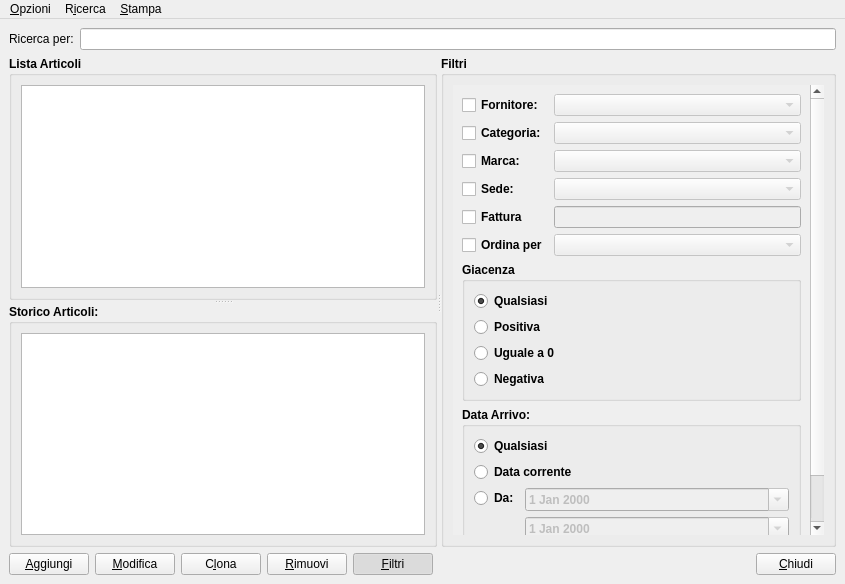
Qt form moduleMagazzino/magazzinowindow.ui (kvsd/Gestionale) before a commit.
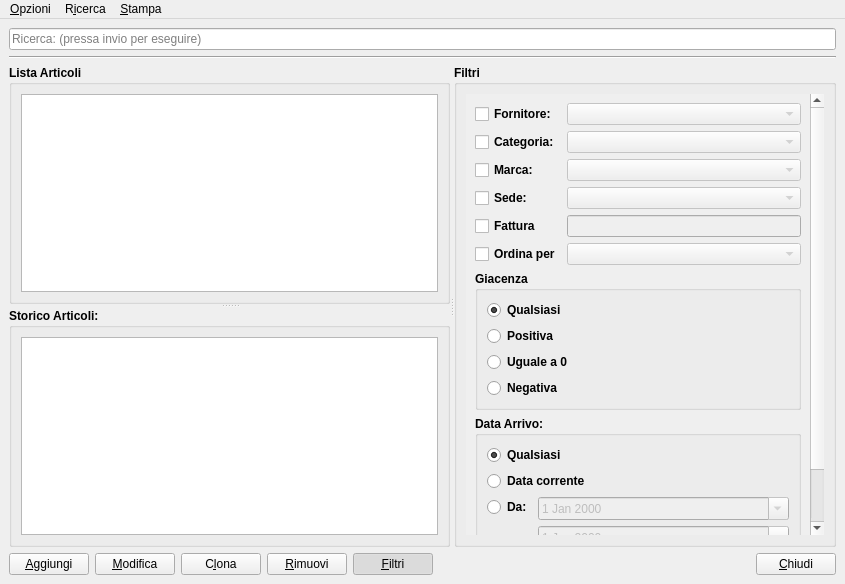
The same form after that commit.

The edit to the form file:
```diff
--- a/moduleMagazzino/magazzinowindow.ui
+++ b/moduleMagazzino/magazzinowindow.ui
@@ -20,15 +20,11 @@
    <layout class="QVBoxLayout" name="verticalLayout_5">
     <item>
      <layout class="QHBoxLayout" name="horizontalLayout">
-      <item>
-       <widget class="QLabel" name="label_2">
-        <property name="text">
-         <string>Ricerca per:</string>
-        </property>
-       </widget>
-      </item>
       <item>
        <widget class="QLineEdit" name="searchLineEdit">
+        <property name="placeholderText">
+         <string>Ricerca: (pressa invio per eseguire)</string>
+        </property>
         <property name="clearButtonEnabled">
          <bool>true</bool>
         </property>
@@ -36,6 +32,13 @@
       </item>
      </layout>
     </item>
+    <item>
+     <widget class="Line" name="line">
+      <property name="orientation">
+       <enum>Qt::Horizontal</enum>
+      </property>
+     </widget>
+    </item>
     <item>
      <widget class="QSplitter" name="splitter_2">
       <property name="frameShape">
@@ -163,7 +166,7 @@
            <property name="geometry">
             <rect>
              <x>0</x>
-             <y>0</y>
+             <y>-109</y>
              <width>385</width>
              <height>535</height>
             </rect>
@@ -183,6 +186,12 @@
                 <property name="enabled">
                  <bool>false</bool>
                 </property>
+                <property name="font">
+                 <font>
+                  <weight>50</weight>
+                  <bold>false</bold>
+                 </font>
+                </property>
                </widget>
               </item>
               <item row="1" column="0">
@@ -197,6 +206,12 @@
                 <property name="enabled">
                  <bool>false</bool>
                 </property>
+                <property name="font">
+                 <font>
+                  <weight>50</weight>
+                  <bold>false</bold>
+                 </font>
+                </property>
                 <property name="editable">
                  <bool>false</bool>
                 </property>
@@ -214,6 +229,12 @@
                 <property name="enabled">
                  <bool>false</bool>
                 </property>
+                <property name="font">
+                 <font>
+                  <weight>50</weight>
+                  <bold>false</bold>
+                 </font>
+                </property>
                </widget>
               </item>
               <item row="3" column="0">
@@ -228,6 +249,12 @@
                 <property name="enabled">
                  <bool>false</bool>
                 </property>
+                <property name="font">
+                 <font>
+                  <weight>50</weight>
+                  <bold>false</bold>
+                 </font>
+                </property>
                </widget>
               </item>
               <item row="7" column="0" colspan="2">
@@ -268,6 +295,12 @@
                    <property name="enabled">
                     <bool>false</bool>
                    </property>
+                   <property name="font">
+                    <font>
+                     <weight>50</weight>
+                     <bold>false</bold>
+                    </font>
+                   </property>
                    <property name="calendarPopup">
                     <bool>true</bool>
                    </property>
@@ -278,6 +311,12 @@
                    <property name="enabled">
                     <bool>false</bool>
                    </property>
+                   <property name="font">
+                    <font>
+                     <weight>50</weight>
+                     <bold>false</bold>
+                    </font>
+                   </property>
                    <property name="calendarPopup">
                     <bool>true</bool>
                    </property>
@@ -308,6 +347,12 @@
                 <property name="enabled">
                  <bool>false</bool>
                 </property>
+                <property name="font">
+                 <font>
+                  <weight>50</weight>
+                  <bold>false</bold>
+                 </font>
+                </property>
                </widget>
               </item>
               <item row="6" column="0" colspan="2">
@@ -374,6 +419,12 @@
                 <property name="enabled">
                  <bool>false</bool>
                 </property>
+                <property name="font">
+                 <font>
+                  <weight>50</weight>
+                  <bold>false</bold>
+                 </font>
+                </property>
                </widget>
               </item>
              </layout>
```
Left out of the diff: 120 changed lines with no effect on the pictures.
